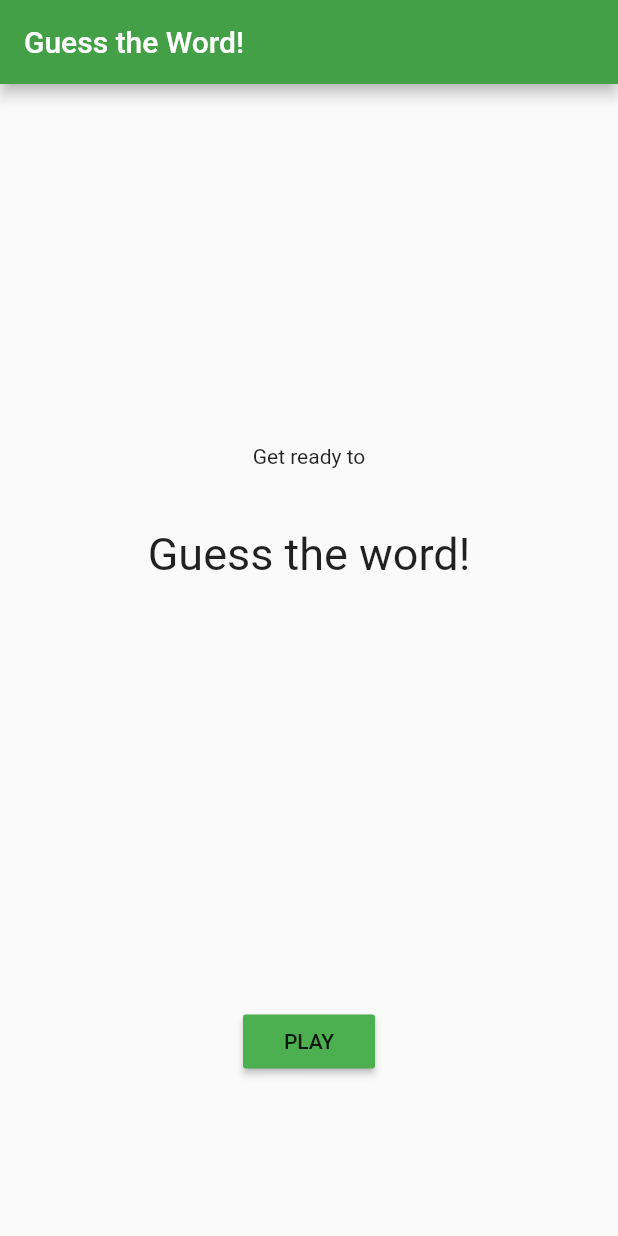
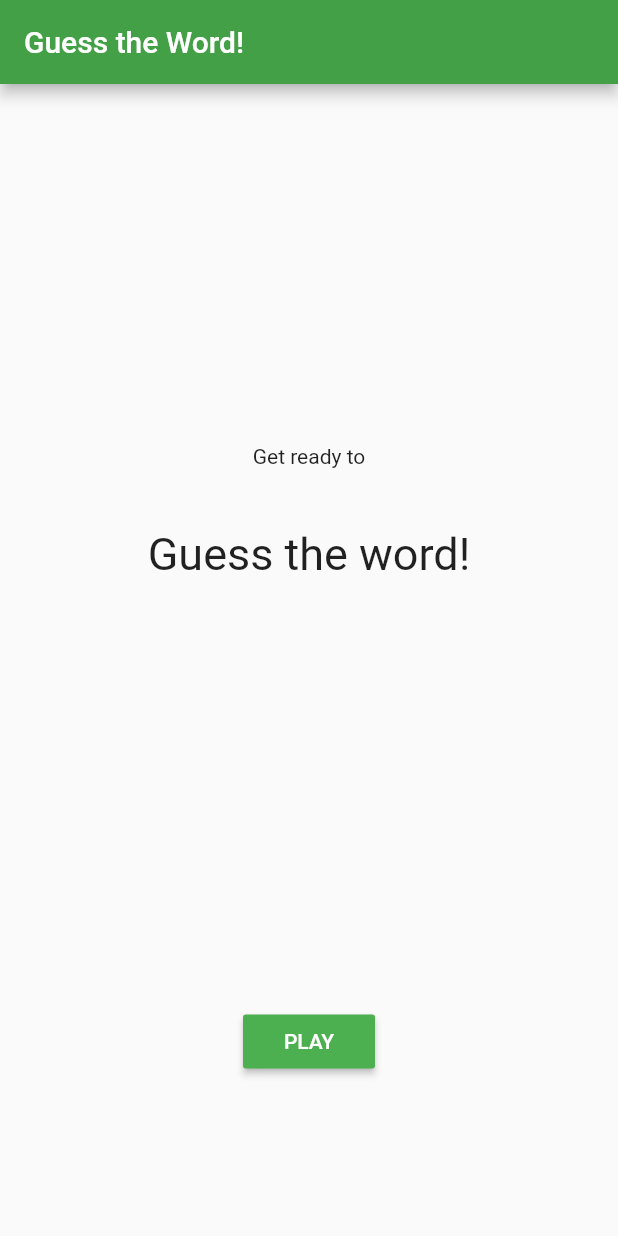
Before and after one commit to JPRR44/Tarea3_Moviles, a Flutter app: the screen it shows after launch, on a phone screen of 412 x 824 dp. Run offline on Flutter 3.47's test engine with Material 2 defaults, Android fonts, the phone set to English and light mode, and no system bars; our stand-ins replace bloc, equatable, flutter_bloc.

Commit message:
Last details

```diff
--- a/lib/main.dart
+++ b/lib/main.dart
@@ -93,7 +93,7 @@ class MyApp extends StatelessWidget {
                         mainAxisSize: MainAxisSize.min,
                         children: [
                           Expanded(
-                              flex: 4,
+                              flex: 2,
                               child: Column(
                                 children: [
                                   SizedBox(
@@ -119,7 +119,10 @@ class MyApp extends StatelessWidget {
                                         BlocProvider.of<Tarea3Bloc>(context)
                                             .add(StartEvent());
                                       },
-                                      child: Text('PLAY AGAIN'),
+                                      child: Text(
+                                        'PLAY AGAIN',
+                                        style: TextStyle(color: Colors.white),
+                                      ),
                                       color: Colors.green[500],
                                     ),
                                   ],
@@ -164,7 +167,10 @@ class MyApp extends StatelessWidget {
                                           BlocProvider.of<Tarea3Bloc>(context)
                                               .add(StartEvent());
                                         },
-                                        child: Text('PLAY'),
+                                        child: Text(
+                                          'PLAY',
+                                          style: TextStyle(color: Colors.white),
+                                        ),
                                         color: Colors.green[500],
                                       ),
                                     ],
```
